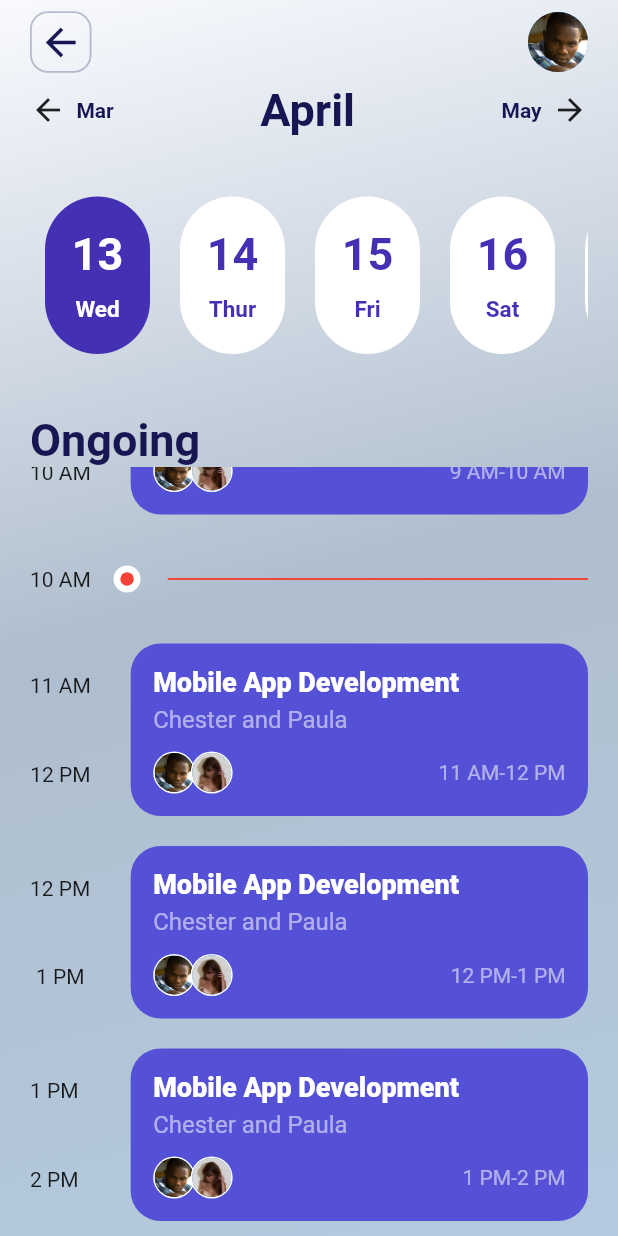
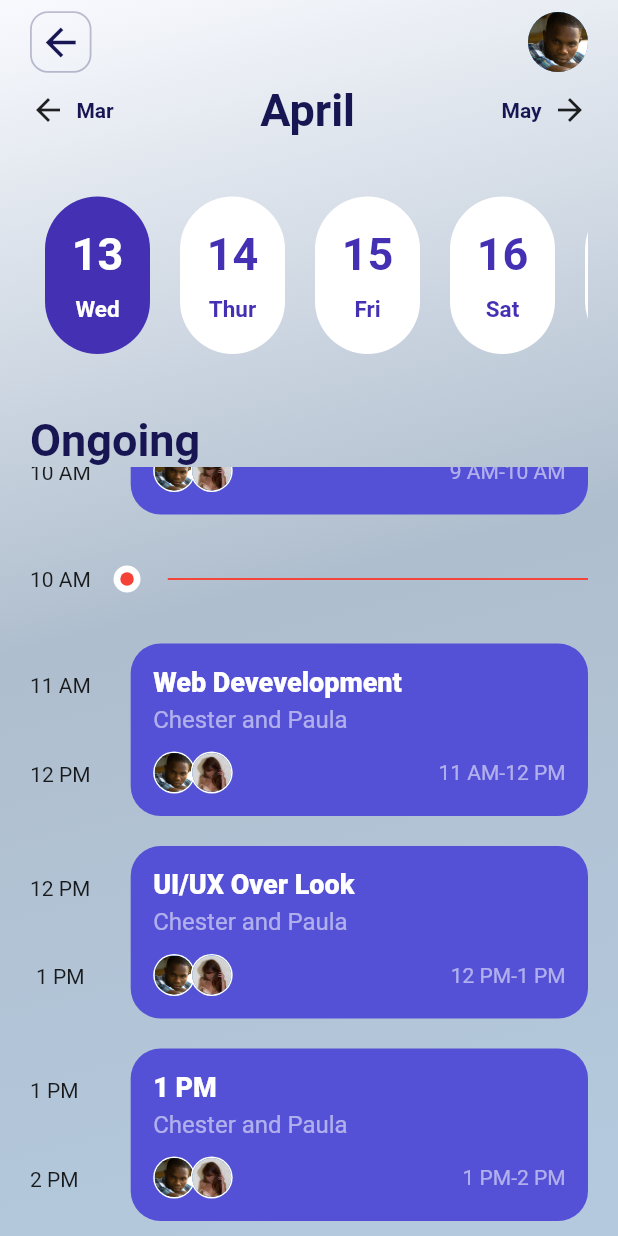
Before and after one commit to ceejayps/banking_app_2, a Flutter app: the screen it shows after launch, scrolled down 93 dp, on a phone screen of 412 x 824 dp. Run offline on Flutter 3.47's test engine with Material 2 defaults, Android fonts, the phone set to English and light mode, and no system bars; missing offline and left inert: dart:ffi.

Commit message:
Update ongoing.dart

```diff
--- a/lib/container/pages/ongoing.dart
+++ b/lib/container/pages/ongoing.dart
@@ -16,6 +16,16 @@ class _ongoingState extends State<ongoing> {
     "10 AM",
     "11 AM",
     "12 PM",
+    "1 PM",
+    "2 PM",
+    "3 PM",
+    "4 PM",
+  ];
+  List title = [
+    "Mobile App Devevelopment",
+    "Web Devevelopment",
+    "Web Devevelopment ",
+    "UI/UX Over Look",
     "1 PM",
     "2 PM",
     "3 PM",
@@ -207,8 +217,8 @@ class _ongoingState extends State<ongoing> {
                                           crossAxisAlignment:
                                               CrossAxisAlignment.start,
                                           children: [
-                                            const Text(
-                                              "Mobile App Development",
+                                            Text(
+                                              title[index],
                                               style: TextStyle(
                                                   fontSize: 18,
                                                   fontWeight: FontWeight.w800,
```
